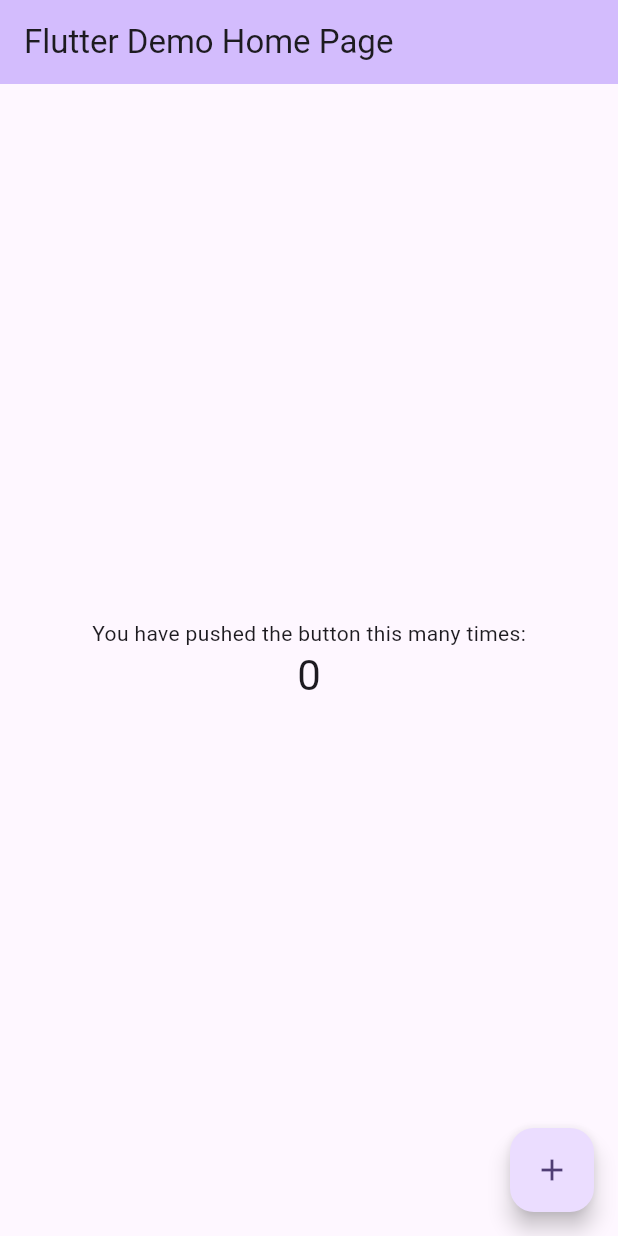
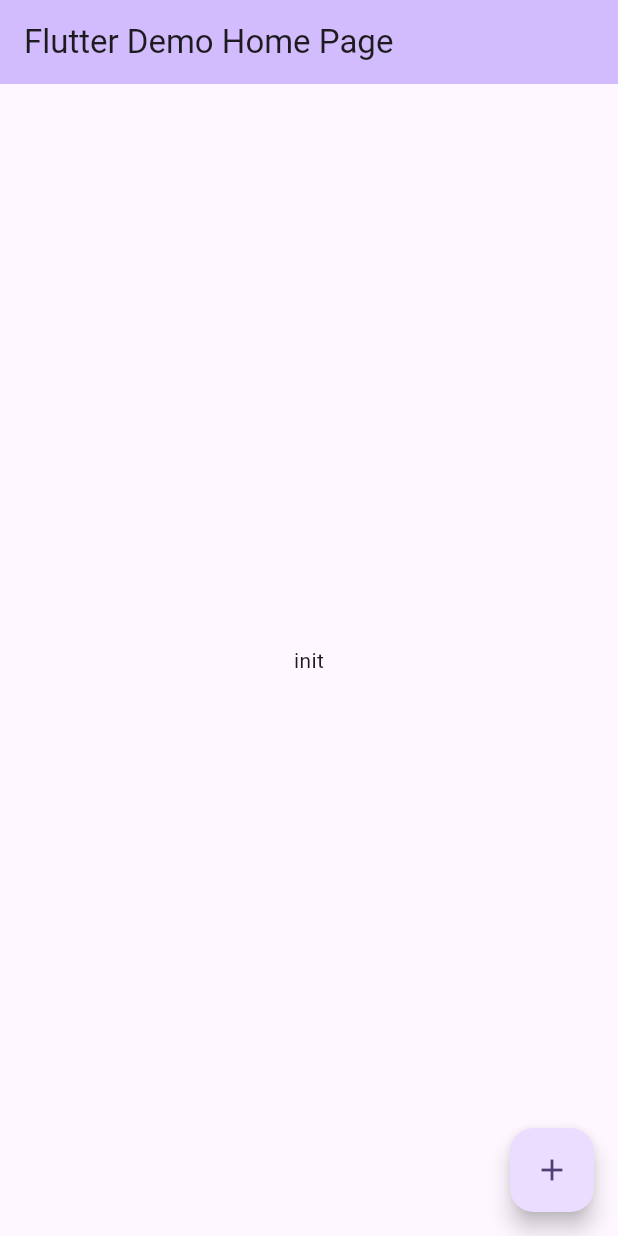
Before and after one commit to lhlhlh111000/flutter_widget, a Flutter app: the screen it shows after launch, on a phone screen of 412 x 824 dp. Run offline on Flutter 3.47's test engine with Material 3 defaults, Android fonts, the phone set to English and light mode, and no system bars; our stand-ins replace webview_flutter; missing offline and left inert: sm_network.

```diff
--- /dev/null
+++ b/lib/net/get_hot_key_session.dart
@@ -0,0 +1,10 @@
+import 'package:sm_network/sm_network.dart';
+import 'package:widget_test/net/hot_key.dart';
+
+class GetHotKeySession extends Session<HotKey> {
+  @override
+  String get path => '/hotkey/json';
+
+  @override
+  FromJsonT<HotKey>? get fromJsonT => HotKey.fromJson;
+}
--- /dev/null
+++ b/lib/net/hot_key.dart
@@ -0,0 +1,20 @@
+class HotKey {
+  final String name;
+  final String link;
+
+  HotKey({required this.name, required this.link});
+
+  HotKey.fromJson(Map<String, dynamic> json)
+      : name = json['name'],
+        link = json['link'];
+
+  Map<String, dynamic> toJson() => {
+        'name': name,
+        'link': link,
+      };
+
+  @override
+  String toString() {
+    return 'HotKey{name: $name, link: $link}';
+  }
+}
--- a/lib/pages/my_home_page.dart
+++ b/lib/pages/my_home_page.dart
@@ -1,5 +1,5 @@
 import 'package:flutter/material.dart';
-import 'package:widget_test/pages/web_page.dart';
+import 'package:widget_test/net/get_hot_key_session.dart';
 
 class MyHomePage extends StatefulWidget {
   const MyHomePage({super.key, required this.title});
@@ -13,12 +13,17 @@ class MyHomePage extends StatefulWidget {
 class _MyHomePageState extends State<MyHomePage> {
   int _counter = 0;
 
-  void _incrementCounter() {
+  String msg = 'init';
+
+  Future<void> _testNet() async {
     setState(() {
       _counter++;
     });
 
-    Navigator.push(context, MaterialPageRoute(builder: (context) => WebPage()));
+    final resp = await GetHotKeySession().request();
+    setState(() {
+      msg = resp.list.toString() ?? '';
+    });
   }
 
   @override
@@ -32,18 +37,18 @@ class _MyHomePageState extends State<MyHomePage> {
         child: Column(
           mainAxisAlignment: MainAxisAlignment.center,
           children: <Widget>[
-            const Text(
-              'You have pushed the button this many times:',
+            Text(
+              msg,
             ),
-            Text(
-              '$_counter',
-              style: Theme.of(context).textTheme.headlineMedium,
-            ),
+            // Text(
+            //   '$_counter',
+            //   style: Theme.of(context).textTheme.headlineMedium,
+            // ),
           ],
         ),
       ),
       floatingActionButton: FloatingActionButton(
-        onPressed: _incrementCounter,
+        onPressed: _testNet,
         tooltip: 'Increment',
         child: const Icon(Icons.add),
       ),
--- a/pubspec.yaml
+++ b/pubspec.yaml
@@ -36,6 +36,7 @@ dependencies:
   # Use with the CupertinoIcons class for iOS style icons.
   cupertino_icons: ^1.0.6
   webview_flutter: ^4.10.0
+  sm_network: 1.1.0
 
 dependency_overrides:
   webview_flutter_android: 4.2.0
```
Also changed, not shown: lib/main.dart (+28 -0 lines), pubspec.lock.
